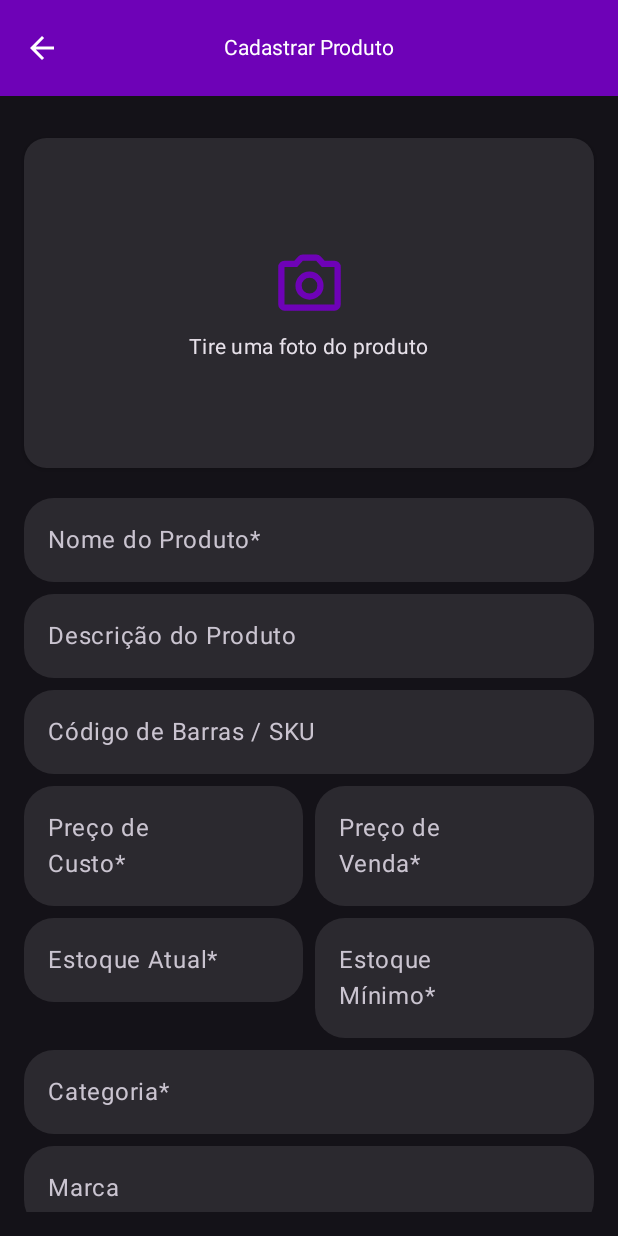
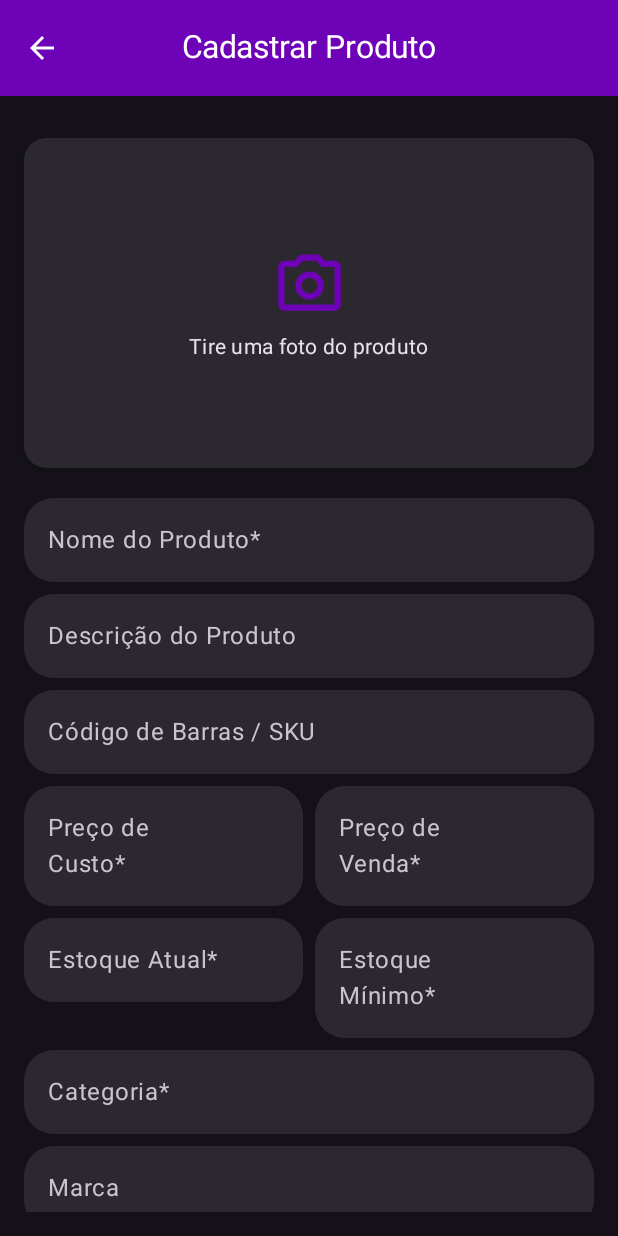
Before and after one commit to Saullo-Programador/MyStock, an Android app built with Jetpack Compose: the RegisterProductFormScreen screen opened through its navigation route, on a phone screen of 412 x 824 dp. Run offline under Robolectric (Android 15) with nearby library versions, the phone set to English and light mode, and no system bars; our stand-ins replace Dagger/Hilt's generated code, Firebase (no records; nobody signed in at launch, a user with empty details on screens opened directly), accompanist; libraries missing offline, so code that uses them is left out: coil.decode; 3 statements that could not run were skipped.

Commit message:
feat: style. Arredondamento dos cards, searchs e buttons para 15dp e adição de animação nas rotas
- Arredondamento dos cards, searchs e buttons para 15dp.
- Aumento da fonte do title do topBar.
- Adição de animação de fade e scale nas transições de rotas.
- Criação do composable CheckScreen para exibir uma tela de sucesso após o cadastro de um produto.
- Adição de novas palavras ao dicionário do projeto.

```diff
--- a/app/src/main/java/com/example/meustock/ui/components/ButtonComponent.kt
+++ b/app/src/main/java/com/example/meustock/ui/components/ButtonComponent.kt
@@ -40,7 +40,7 @@ fun ButtonComponent(
     iconPosition: ButtonIconPosition = ButtonIconPosition.START,
     colors: ButtonColors = ButtonDefaults.buttonColors(),
     fontColor: Color = Color.White,
-    cornerRadius: Int = 12
+    cornerRadius: Int = 15
 ) {
 
     Button(
--- a/app/src/main/java/com/example/meustock/ui/components/ItemProduct.kt
+++ b/app/src/main/java/com/example/meustock/ui/components/ItemProduct.kt
@@ -5,6 +5,7 @@ import androidx.compose.foundation.background
 import androidx.compose.foundation.clickable
 import androidx.compose.foundation.layout.*
 import androidx.compose.foundation.shape.CircleShape
+import androidx.compose.foundation.shape.RoundedCornerShape
 import androidx.compose.material.icons.Icons
 import androidx.compose.material.icons.filled.MoreVert
 import androidx.compose.material3.*
@@ -42,6 +43,7 @@ fun ItemProduct(
 
     Card(
         elevation = CardDefaults.cardElevation(defaultElevation = 4.dp),
+        shape = RoundedCornerShape(15.dp),
         modifier = Modifier
             .fillMaxWidth()
             .clickable(onClick = detailItemProduct)
--- a/app/src/main/java/com/example/meustock/ui/components/RecentActivityCard.kt
+++ b/app/src/main/java/com/example/meustock/ui/components/RecentActivityCard.kt
@@ -7,6 +7,7 @@ import androidx.compose.foundation.layout.Spacer
 import androidx.compose.foundation.layout.fillMaxWidth
 import androidx.compose.foundation.layout.height
 import androidx.compose.foundation.layout.padding
+import androidx.compose.foundation.shape.RoundedCornerShape
 import androidx.compose.material3.Card
 import androidx.compose.material3.CardDefaults
 import androidx.compose.material3.MaterialTheme
@@ -24,11 +25,13 @@ import java.util.Locale
 fun RecentActivityCard(movements: List<ProductMovement>) {
     Card(
         modifier = Modifier.fillMaxWidth(),
-        elevation = CardDefaults.cardElevation(2.dp)
+        elevation = CardDefaults.cardElevation(2.dp),
+        shape = RoundedCornerShape(15.dp),
     ) {
         Column(
             modifier = Modifier
                 .background(color = MaterialTheme.colorScheme.surface)
+                .fillMaxWidth()
                 .padding(16.dp),
         ) {
             Text(
--- a/app/src/main/java/com/example/meustock/ui/components/RestockProductsCard.kt
+++ b/app/src/main/java/com/example/meustock/ui/components/RestockProductsCard.kt
@@ -8,6 +8,7 @@ import androidx.compose.foundation.layout.Spacer
 import androidx.compose.foundation.layout.fillMaxWidth
 import androidx.compose.foundation.layout.height
 import androidx.compose.foundation.layout.padding
+import androidx.compose.foundation.shape.RoundedCornerShape
 import androidx.compose.material3.Card
 import androidx.compose.material3.CardDefaults
 import androidx.compose.material3.MaterialTheme
@@ -26,7 +27,8 @@ fun RestockProductsCard(products: List<Product>) {
     Card(
         modifier = Modifier
             .fillMaxWidth(),
-        elevation = CardDefaults.cardElevation(2.dp)
+        elevation = CardDefaults.cardElevation(2.dp),
+        shape = RoundedCornerShape(15.dp),
     ) {
         Column(
             modifier = Modifier
--- a/app/src/main/java/com/example/meustock/ui/components/SearchComponents.kt
+++ b/app/src/main/java/com/example/meustock/ui/components/SearchComponents.kt
@@ -37,7 +37,7 @@ fun SearchComponents(
     modifier: Modifier = Modifier,
     expanded: Boolean,
     onExpandedChange: (Boolean) -> Unit,
-    cornerRadius: Int = 8
+    cornerRadius: Int = 15
 ){
     SearchBar(
         inputField = {
--- a/app/src/main/java/com/example/meustock/ui/components/TopBar.kt
+++ b/app/src/main/java/com/example/meustock/ui/components/TopBar.kt
@@ -2,7 +2,6 @@ package com.example.meustock.ui.components
 
 import androidx.compose.material.icons.Icons
 import androidx.compose.material.icons.automirrored.filled.ArrowBack
-import androidx.compose.material.icons.filled.Menu
 import androidx.compose.material3.CenterAlignedTopAppBar
 import androidx.compose.material3.ExperimentalMaterial3Api
 import androidx.compose.material3.Icon
@@ -16,6 +15,7 @@ import androidx.compose.ui.graphics.painter.Painter
 import androidx.compose.ui.graphics.vector.ImageVector
 import androidx.compose.ui.text.TextStyle
 import androidx.compose.ui.text.style.TextOverflow
+import androidx.compose.ui.unit.sp
 
 @OptIn(ExperimentalMaterial3Api::class)
 @Composable
@@ -40,6 +40,7 @@ fun TopBar(
                 overflow = TextOverflow.Ellipsis,
                 style = TextStyle(
                     color = colorTitle,
+                    fontSize = 21.sp,
                 )
             )
         },
--- a/app/src/main/java/com/example/meustock/ui/navigation/AppNavigation.kt
+++ b/app/src/main/java/com/example/meustock/ui/navigation/AppNavigation.kt
@@ -1,5 +1,10 @@
 package com.example.meustock.ui.navigation
 
+import androidx.compose.animation.core.tween
+import androidx.compose.animation.fadeIn
+import androidx.compose.animation.fadeOut
+import androidx.compose.animation.scaleIn
+import androidx.compose.animation.scaleOut
 import androidx.compose.runtime.Composable
 import androidx.compose.runtime.collectAsState
 import androidx.compose.runtime.getValue
@@ -37,7 +42,13 @@ fun AppNavigation(
 
     NavHost(
         navController = navController,
-        startDestination = startDestination
+        startDestination = startDestination,
+        enterTransition = { fadeIn(animationSpec = tween(durationMillis = 500)) +
+                scaleIn(animationSpec = tween(durationMillis = 500))
+        },
+        exitTransition = { fadeOut(animationSpec = tween(durationMillis = 500)) +
+                scaleOut(animationSpec = tween(durationMillis = 500))
+        }
     ){
 
         composable(Screen.Home.route){
--- a/app/src/main/java/com/example/meustock/ui/screens/HomeScreen.kt
+++ b/app/src/main/java/com/example/meustock/ui/screens/HomeScreen.kt
@@ -1,6 +1,5 @@
 package com.example.meustock.ui.screens
 
-import android.widget.Toast
 import androidx.compose.foundation.Image
 import androidx.compose.foundation.background
 import androidx.compose.foundation.border
@@ -24,17 +23,14 @@ import androidx.compose.material3.MaterialTheme
 import androidx.compose.material3.Scaffold
 import androidx.compose.material3.Text
 import androidx.compose.runtime.Composable
-import androidx.compose.runtime.LaunchedEffect
 import androidx.compose.runtime.collectAsState
 import androidx.compose.runtime.getValue
 import androidx.compose.ui.Alignment
 import androidx.compose.ui.Modifier
 import androidx.compose.ui.graphics.Color
-import androidx.compose.ui.graphics.graphicsLayer
 import androidx.compose.ui.layout.ContentScale
 import androidx.compose.ui.platform.LocalContext
 import androidx.compose.ui.res.painterResource
-import androidx.compose.ui.tooling.preview.Preview
 import androidx.compose.ui.unit.dp
 import coil.compose.rememberAsyncImagePainter
 import coil.decode.GifDecoder
@@ -168,7 +164,7 @@ fun DashboardSummaryCard(
             .border(
                 width = 1.dp,
                 color = colorIcon,
-                shape = RoundedCornerShape(12.dp)
+                shape = RoundedCornerShape(15.dp)
             )
     ) {
         Column(
--- a/app/src/main/java/com/example/meustock/ui/screens/ProductWithdrawalScreen.kt
+++ b/app/src/main/java/com/example/meustock/ui/screens/ProductWithdrawalScreen.kt
@@ -67,7 +67,6 @@ fun ProductWithdrawalScreen(
                 leadingIcon = painterResource(id = R.drawable.icon_search),
                 expanded = viewModel.expanded,
                 onExpandedChange = viewModel::onExpandedChange,
-                cornerRadius = 15,
                 modifier = Modifier
                     .fillMaxWidth()
                     .padding(16.dp)
@@ -212,7 +211,7 @@ fun ProductCard(
         modifier = Modifier
             .fillMaxWidth(),
         colors = CardDefaults.cardColors(containerColor = MaterialTheme.colorScheme.surface),
-        shape = RoundedCornerShape(12.dp)
+        shape = RoundedCornerShape(15.dp)
     ) {
         Column(
             modifier = Modifier.padding(16.dp)
--- a/app/src/main/java/com/example/meustock/ui/screens/product/ProductDetailScreen.kt
+++ b/app/src/main/java/com/example/meustock/ui/screens/product/ProductDetailScreen.kt
@@ -237,6 +237,7 @@ fun ProductInfoCard(
 ) {
     Card(
         modifier = Modifier.fillMaxWidth(),
+        shape = RoundedCornerShape(15.dp),
         elevation = CardDefaults.cardElevation(defaultElevation = 2.dp),
         colors = CardDefaults.cardColors(containerColor = MaterialTheme.colorScheme.surface)
     ) {
--- a/app/src/main/java/com/example/meustock/ui/screens/product/ProductListScreen.kt
+++ b/app/src/main/java/com/example/meustock/ui/screens/product/ProductListScreen.kt
@@ -64,7 +64,6 @@ fun ProductListContent(
                 leadingIcon = painterResource(id = R.drawable.icon_search),
                 expanded = false,
                 onExpandedChange = {},
-                cornerRadius = 15,
                 modifier = Modifier
                     .fillMaxWidth()
                     .padding(16.dp)
--- a/app/src/main/java/com/example/meustock/ui/screens/product/ProductMovementsScreen.kt
+++ b/app/src/main/java/com/example/meustock/ui/screens/product/ProductMovementsScreen.kt
@@ -8,6 +8,7 @@ import androidx.compose.foundation.layout.height
 import androidx.compose.foundation.layout.padding
 import androidx.compose.foundation.lazy.LazyColumn
 import androidx.compose.foundation.lazy.items
+import androidx.compose.foundation.shape.RoundedCornerShape
 import androidx.compose.material3.Card
 import androidx.compose.material3.CardDefaults
 import androidx.compose.material3.MaterialTheme
@@ -82,6 +83,7 @@ fun MovementItem(movement: ProductMovement) {
         modifier = Modifier
             .padding(8.dp)
             .fillMaxWidth(),
+        shape = RoundedCornerShape(15.dp),
         elevation = CardDefaults.cardElevation(defaultElevation = 4.dp)
     ) {
         Column(modifier = Modifier.padding(16.dp)) {
```
Also changed, not shown: app/src/main/java/com/example/meustock/ui/screens/product/RegisterProductFormScreen.kt (+43 -0 lines).
